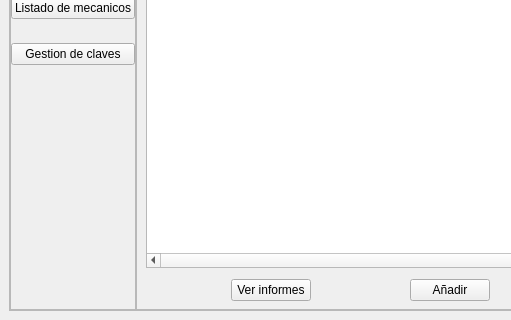
Qt form views/main.ui (Alaan20/TP_FINAL-POO) before a commit; both pictures show x 0 to 511 and y 304 to 624 of the 782 by 624 pixel window.
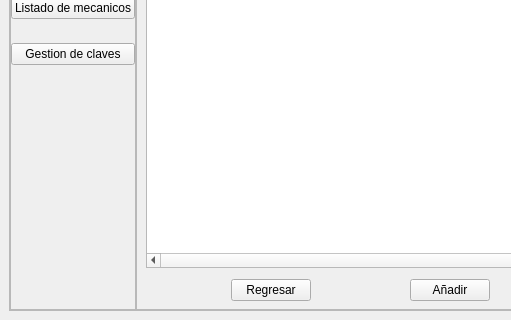
The same form after that commit. The open tabs and pages were chosen to show the change. Icons and pictures are not drawn.

The edit to the form file:
```diff
--- a/views/main.ui
+++ b/views/main.ui
@@ -3700,7 +3700,7 @@
                <item>
                 <widget class="QPushButton" name="pushButton_12">
                  <property name="text">
-                  <string>Ver informes</string>
+                  <string>Regresar</string>
                  </property>
                  <property name="icon">
                   <iconset>
```
Left out of the diff: 4 changed lines with no effect on the pictures.
